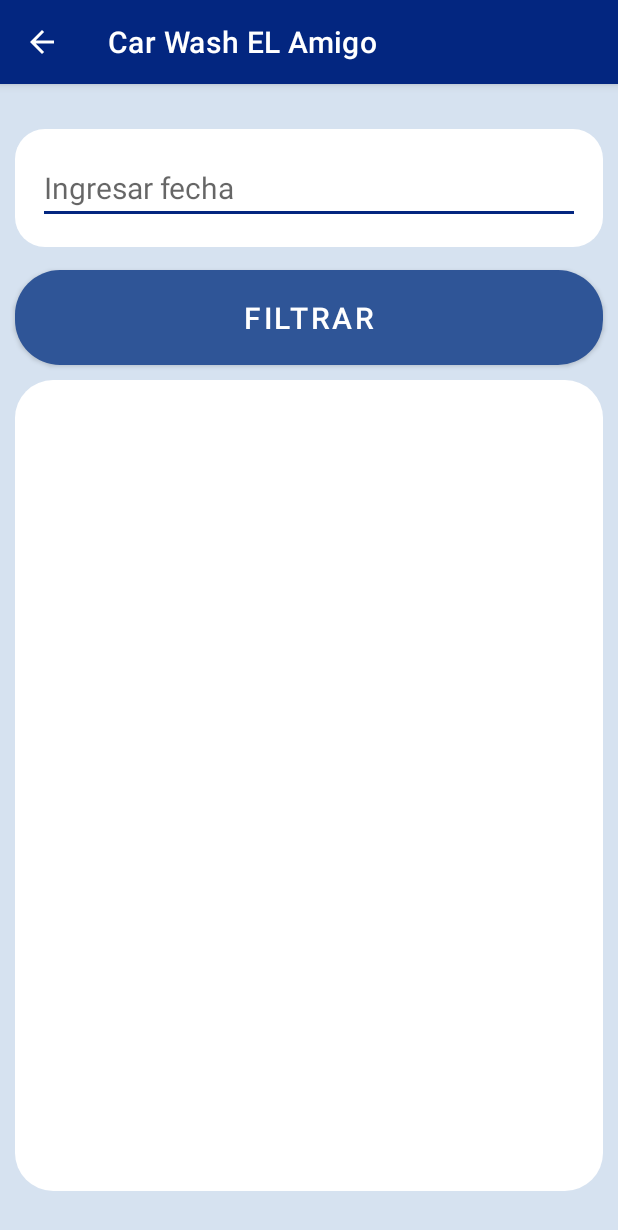
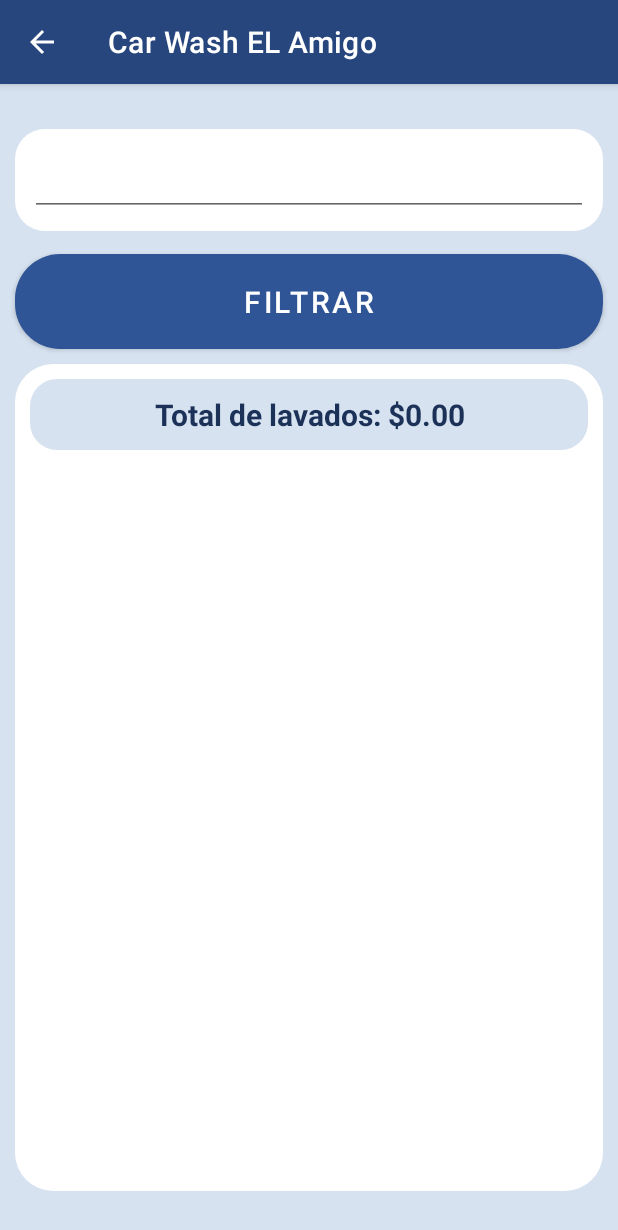
Before and after one commit to DevJonatanMorales/CarWashElAmigo, an Android app: the Historial screen opened directly, with no data from a screen before it, on a phone screen of 412 x 824 dp. Shown: the top 1230 px of the screen. Run offline under Robolectric (Android 15) with nearby library versions, the phone set to English and light mode, and no system bars.

Commit message:
mejora en el diseno del historial, solo falta imprimir

```diff
--- a/app/src/main/AndroidManifest.xml
+++ b/app/src/main/AndroidManifest.xml
@@ -1,5 +1,6 @@
 <?xml version="1.0" encoding="utf-8"?>
 <manifest xmlns:android="http://schemas.android.com/apk/res/android"
+    xmlns:tools="http://schemas.android.com/tools"
     package="com.devjonatanmo.carwashelamigo">
 
     <application
@@ -9,6 +10,10 @@
         android:roundIcon="@mipmap/ic_launcher_round"
         android:supportsRtl="true"
         android:theme="@style/Theme.CarWashELAmigo">
+        <activity
+            android:name="com.journeyapps.barcodescanner.CaptureActivity"
+            android:screenOrientation="fullSensor"
+            tools:replace="screenOrientation" />
         <activity
             android:name=".EscaneoManual"
             android:exported="true"
--- a/app/src/main/java/com/devjonatanmo/carwashelamigo/EscanearPlaca.java
+++ b/app/src/main/java/com/devjonatanmo/carwashelamigo/EscanearPlaca.java
@@ -82,7 +82,7 @@ public class EscanearPlaca extends AppCompatActivity {
     private void BuscarPlaca(String numPlaca) {
         //obtenemos la fecha
         Calendar c = Calendar.getInstance();
-        SimpleDateFormat sdf = new SimpleDateFormat("yyyy-MM-dd HH:mm");
+        SimpleDateFormat sdf = new SimpleDateFormat("yyyy-M-d HH:mm");
         strDate = sdf.format(c.getTime());
 
         BaseDatos root = new BaseDatos (EscanearPlaca.this,"CarWash",null,1);
--- a/app/src/main/java/com/devjonatanmo/carwashelamigo/Historial.java
+++ b/app/src/main/java/com/devjonatanmo/carwashelamigo/Historial.java
@@ -4,13 +4,16 @@ import androidx.appcompat.app.AppCompatActivity;
 import androidx.recyclerview.widget.LinearLayoutManager;
 import androidx.recyclerview.widget.RecyclerView;
 
+import android.app.DatePickerDialog;
 import android.database.Cursor;
 import android.os.Bundle;
 import android.view.View;
 import android.widget.ArrayAdapter;
 import android.widget.Button;
+import android.widget.DatePicker;
 import android.widget.EditText;
 import android.widget.ListView;
+import android.widget.TextView;
 import android.widget.Toast;
 
 import java.text.SimpleDateFormat;
@@ -19,10 +22,10 @@ import java.util.Calendar;
 
 public class Historial extends AppCompatActivity {
     BaseDatos objRegistro;
-    public Cursor misDatos;
     Button btnFiltrar;
-    EditText editTextDate;
-    String Fecha;
+    EditText etPlannedDate;
+    TextView txt_total;
+    String Fecha_actual;
 
     RecyclerView lista;
     ArrayList<Registro> listaArrayRegistro;
@@ -33,22 +36,28 @@ public class Historial extends AppCompatActivity {
         setContentView(R.layout.activity_historial);
 
         btnFiltrar = findViewById(R.id.btnFiltrar);
-        editTextDate = findViewById(R.id.editTextDate);
+        etPlannedDate = findViewById(R.id.etPlannedDate);
+        txt_total = findViewById(R.id.txt_total);
         lista = findViewById(R.id.lista);
 
+
         try {
+            Calendar c = Calendar.getInstance();
+            SimpleDateFormat sdf = new SimpleDateFormat("yyyy-M-d");
+            Fecha_actual = sdf.format(c.getTime());
 
             lista.setLayoutManager(new LinearLayoutManager(this));
             objRegistro = new BaseDatos(Historial.this, "", null, 1);
 
             listaArrayRegistro= new ArrayList<>();
 
-            if (objRegistro.mostrar_registro().isEmpty()) {
+            if (objRegistro.filtar_registro(Fecha_actual).isEmpty()) {
                 Toast.makeText(getApplicationContext(), "No hay datos que mostrar", Toast.LENGTH_LONG).show();
 
             } else {
-                ListaRegistroAdapter listaRegistroAdapter = new ListaRegistroAdapter(objRegistro.mostrar_registro());
+                ListaRegistroAdapter listaRegistroAdapter = new ListaRegistroAdapter(objRegistro.filtar_registro(Fecha_actual));
                 lista.setAdapter(listaRegistroAdapter);
+                txt_total.setText("Total de lavados: $" + objRegistro.total_lavados(Fecha_actual));
             }
 
 
@@ -58,23 +67,30 @@ public class Historial extends AppCompatActivity {
             Toast.makeText(getApplicationContext(),"Error: " + ex.toString(), Toast.LENGTH_LONG).show();
         }
 
+        etPlannedDate.setOnClickListener(new View.OnClickListener() {
+            @Override
+            public void onClick(View view) {
+                showDatePickerDialog();
+            }
+        });
 
         btnFiltrar.setOnClickListener(new View.OnClickListener() {
             @Override
             public void onClick(View view) {
                 try {
-                    String fecha = editTextDate.getText().toString();
+                    String fecha = etPlannedDate.getText().toString();
 
                     lista.setLayoutManager(new LinearLayoutManager(Historial.this));
                     objRegistro = new BaseDatos(Historial.this, "", null, 1);
 
                     listaArrayRegistro= new ArrayList<>();
 
-
                     if (objRegistro.filtar_registro(fecha).isEmpty()) {
                         Toast.makeText(getApplicationContext(), "No hay datos que mostrar", Toast.LENGTH_LONG).show();
 
                     } else {
+
+                        txt_total.setText("Total de lavados: $" + objRegistro.total_lavados(fecha));
                         ListaRegistroAdapter listaRegistroAdapter = new ListaRegistroAdapter(objRegistro.filtar_registro(fecha));
                         lista.setAdapter(listaRegistroAdapter);
 
@@ -88,4 +104,21 @@ public class Historial extends AppCompatActivity {
             }
         });
     }
+
+    private void showDatePickerDialog() {
+
+        DatePickerFragment newFragment = DatePickerFragment.newInstance(new DatePickerDialog.OnDateSetListener() {
+            @Override
+            public void onDateSet(DatePicker datePicker, int year, int month, int day) {
+
+                // +1 because January is zero
+                final String selectedDate = year + "-" + (month+1) + "-" + day;
+                etPlannedDate.setText(selectedDate);
+
+            }
+        });
+
+        newFragment.show(getSupportFragmentManager(), "datePicker");
+
+    }
 }
--- /dev/null
+++ b/app/src/main/res/drawable/fondo_total_lavados.xml
@@ -0,0 +1,12 @@
+<?xml version="1.0" encoding="utf-8"?>
+<shape xmlns:android="http://schemas.android.com/apk/res/android">
+
+    <solid
+        android:color="#17A2B8"
+        />
+
+    <corners
+        android:radius="18dp"
+        />
+
+</shape>
--- a/app/src/main/res/layout/activity_escanear_placa.xml
+++ b/app/src/main/res/layout/activity_escanear_placa.xml
@@ -34,7 +34,7 @@
                 android:layout_marginTop="70dp"
                 android:layout_marginRight="25dp"
                 android:background="@drawable/styles_btn"
-                app:backgroundTint="@color/Azul"
+                app:backgroundTint="@color/c_segundario"
                 android:textSize="20sp"
                 android:textStyle="bold" />
 
@@ -47,7 +47,7 @@
                 android:layout_marginTop="70dp"
                 android:layout_marginRight="25dp"
                 android:background="@drawable/styles_btn"
-                app:backgroundTint="@color/Azul"
+                app:backgroundTint="@color/c_segundario"
                 android:textSize="20sp"
                 android:textStyle="bold"/>
 
--- a/app/src/main/res/layout/activity_escaneo_manual.xml
+++ b/app/src/main/res/layout/activity_escaneo_manual.xml
@@ -40,6 +40,6 @@
         android:text="@string/btnPlaca"
         android:textSize="20dp"
         android:background="@drawable/styles_btn"
-        app:backgroundTint="@color/Azul" />
+        app:backgroundTint="@color/c_segundario" />
 
 </LinearLayout>
--- a/app/src/main/res/layout/activity_historial.xml
+++ b/app/src/main/res/layout/activity_historial.xml
@@ -11,7 +11,7 @@
     <LinearLayout
         android:layout_width="match_parent"
         android:layout_height="wrap_content"
-        android:padding="15dp"
+        android:padding="10dp"
         android:layout_marginStart="10dp"
         android:layout_marginTop="30dp"
         android:layout_marginEnd="10dp"
@@ -19,13 +19,16 @@
         android:orientation="vertical">
 
         <EditText
-            android:id="@+id/editTextDate"
+            android:id="@+id/etPlannedDate"
             android:layout_width="match_parent"
             android:layout_height="wrap_content"
-            android:hint="@string/txtFecha"
-            android:textColor="@color/barraName"
-            android:inputType="textPersonName"
-            android:textSize="20dp" />
+            android:textColor="@color/BarraName"
+            android:ems="10"
+            android:textSize="20dp"
+            android:inputType="date"
+            android:focusable="false"
+            android:clickable="true"
+            android:maxLines="1" />
 
     </LinearLayout>
 
@@ -40,12 +43,12 @@
         android:text="@string/btnFiltrar"
         android:textSize="20dp"
         android:background="@drawable/styles_btn"
-        app:backgroundTint="@color/Azul" />
+        app:backgroundTint="@color/c_segundario" />
 
     <LinearLayout
         android:layout_width="match_parent"
         android:layout_height="match_parent"
-        android:padding="8dp"
+        android:padding="10dp"
         android:layout_marginStart="10dp"
         android:layout_marginTop="10dp"
         android:layout_marginEnd="10dp"
@@ -53,14 +56,26 @@
         android:background="@drawable/fondo_recycler_view"
         android:orientation="vertical">
 
+        <TextView
+            android:id="@+id/txt_total"
+            android:layout_width="match_parent"
+            android:layout_height="wrap_content"
+            android:padding="10dp"
+            android:textSize="20dp"
+            android:textStyle="bold"
+            android:textColor="@color/BarraName"
+            android:gravity="center"
+            android:text="Total de lavados: $0.00"
+            android:background="@drawable/fondo_total_lavados"
+            app:backgroundTint="@color/backgroundColor" />
+
     <androidx.recyclerview.widget.RecyclerView
         android:id="@+id/lista"
-        android:layout_margin="8dp"
+        android:layout_marginTop="10dp"
         android:layout_width="match_parent"
         android:layout_height="match_parent"
         />
 
     </LinearLayout>
 
-
 </LinearLayout>
--- a/app/src/main/res/layout/activity_main.xml
+++ b/app/src/main/res/layout/activity_main.xml
@@ -33,7 +33,7 @@
                 android:layout_marginTop="70dp"
                 android:layout_marginRight="25dp"
                 android:background="@drawable/styles_btn"
-                app:backgroundTint="@color/Azul"
+                app:backgroundTint="@color/c_segundario"
                 android:text="@string/btnCobro"
                 android:textSize="20sp"
                 android:textStyle="bold"/>
@@ -46,7 +46,7 @@
                 android:layout_marginTop="70dp"
                 android:layout_marginRight="25dp"
                 android:background="@drawable/styles_btn"
-                app:backgroundTint="@color/Azul"
+                app:backgroundTint="@color/c_segundario"
                 android:text="@string/btnHistorial"
                 android:textSize="18sp"
                 android:textStyle="bold"
--- a/app/src/main/res/layout/lista_items_card.xml
+++ b/app/src/main/res/layout/lista_items_card.xml
@@ -9,12 +9,9 @@
         android:layout_width="match_parent"
         android:layout_height="wrap_content"
         android:padding="10dp"
-        android:layout_marginStart="10dp"
-        android:layout_marginTop="5dp"
-        android:layout_marginEnd="10dp"
         android:layout_marginBottom="5dp"
         android:background="@drawable/styles_btn"
-        app:backgroundTint="@color/Azul"
+        app:backgroundTint="@color/c_terciario"
         android:orientation="horizontal">
 
         <ImageView
--- a/app/src/main/res/values-night/themes.xml
+++ b/app/src/main/res/values-night/themes.xml
@@ -2,13 +2,13 @@
     <!-- Base application theme. -->
     <style name="Theme.CarWashELAmigo" parent="Theme.MaterialComponents.DayNight.DarkActionBar">
         <!-- Primary brand color. -->
-        <item name="colorPrimary">@color/barraName</item>
-        <item name="colorPrimaryVariant">@color/barra</item>
+        <item name="colorPrimary">@color/BarraName</item>
+        <item name="colorPrimaryVariant">@color/Barra</item>
         <item name="colorOnPrimary">@color/white</item>
         <!-- Secondary brand color. -->
-        <item name="colorSecondary">@color/gris</item>
+        <item name="colorSecondary">@color/c_primario</item>
         <item name="colorSecondaryVariant">@color/white</item>
-        <item name="colorOnSecondary">@color/Azulnegro</item>
+        <item name="colorOnSecondary">@color/c_segundario</item>
         <!-- Status bar color. -->
         <item name="android:statusBarColor" tools:targetApi="l">?attr/colorPrimaryVariant</item>
         <!-- Customize your theme here. -->
--- a/app/src/main/res/values/colors.xml
+++ b/app/src/main/res/values/colors.xml
@@ -2,16 +2,13 @@
 <resources>
     <!-- colores infor -->
     <color name="backgroundColor">#D6E2F0</color>
-    <color name="fondo">#0544E6</color>
-    <color name="backgroundBtn1">#0439BF</color>
-    <color name="backgroundBtn">#032680</color>
-    <color name="barra">#032680</color>
-    <color name="barraName">#011340</color>
-    <!-- otros -->
-    <color name="rojo">#DC3545</color>
+
     <color name="white">#FFFFFF</color>
-    <color name="gris">#F2F4F5</color>
-    <color name="AzulPlalido">#064EFE</color>
-    <color name="Azul">#2F5597</color>
-    <color name="Azulnegro">#032680</color>
+    <color name="c_primario">#27467D</color>
+    <color name="c_segundario">#2F5597</color>
+    <color name="c_terciario">#335CA3</color>
+
+    <color name="Barra">#4680E3</color>
+    <color name="BarraName">#1B3157</color>
+    <color name="AzulOscuro">#1B3157</color>
 </resources>
--- a/app/src/main/res/values/themes.xml
+++ b/app/src/main/res/values/themes.xml
@@ -2,13 +2,13 @@
     <!-- Base application theme. -->
     <style name="Theme.CarWashELAmigo" parent="Theme.MaterialComponents.DayNight.DarkActionBar">
         <!-- Primary brand color. -->
-        <item name="colorPrimary">@color/Azulnegro</item>
-        <item name="colorPrimaryVariant">@color/Azul</item>
+        <item name="colorPrimary">@color/c_primario</item>
+        <item name="colorPrimaryVariant">@color/c_terciario</item>
         <item name="colorOnPrimary">@color/white</item>
         <!-- Secondary brand color. -->
-        <item name="colorSecondary">@color/Azulnegro</item>
+        <item name="colorSecondary">@color/c_primario</item>
         <item name="colorSecondaryVariant">@color/white</item>
-        <item name="colorOnSecondary">@color/Azul</item>
+        <item name="colorOnSecondary">@color/c_segundario</item>
         <!-- Status bar color. -->
         <item name="android:statusBarColor" tools:targetApi="l">?attr/colorPrimaryVariant</item>
         <!-- Customize your theme here. -->
```
Also changed, not shown: app/src/main/java/com/devjonatanmo/carwashelamigo/BaseDatos.java (+28 -0 lines), app/src/main/java/com/devjonatanmo/carwashelamigo/DatePickerFragment.java (added, +38 -0 lines), app/src/main/res/layout/activity_factura.xml (+7 -7 lines).
